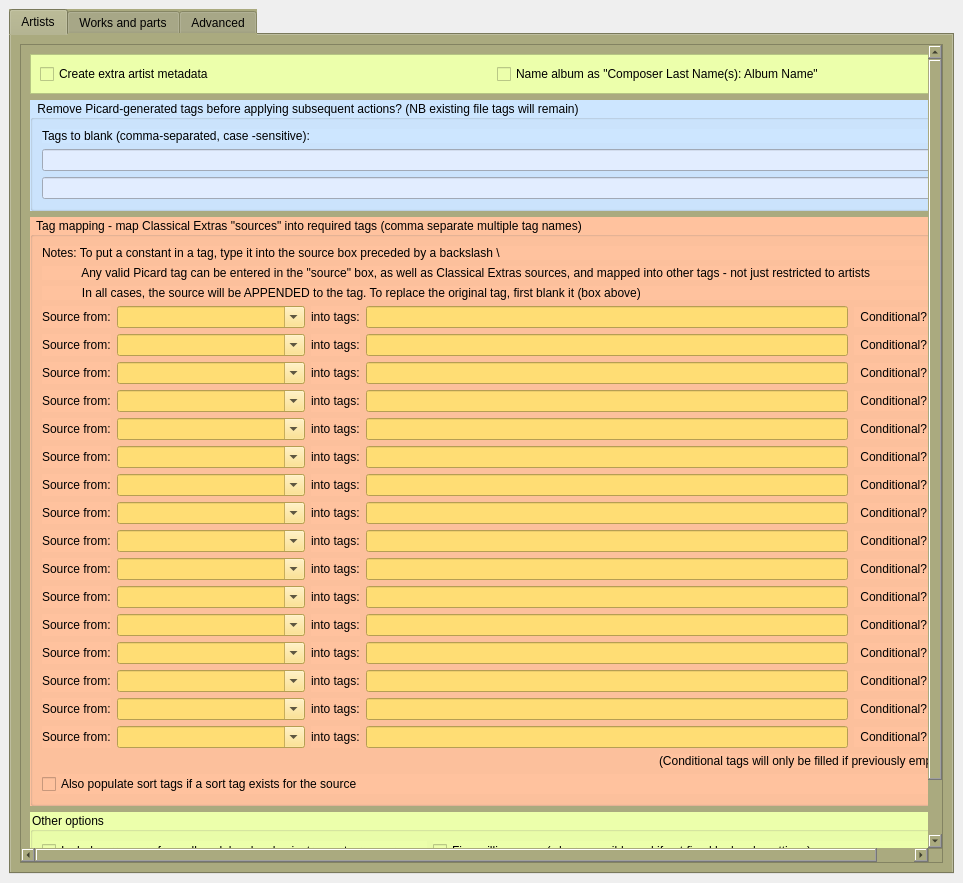
The window that plugins/classical_extras/classical_extras/options_classical_extras.ui (metabrainz/picard-plugins) describes before a commit, drawn with Qt 5.
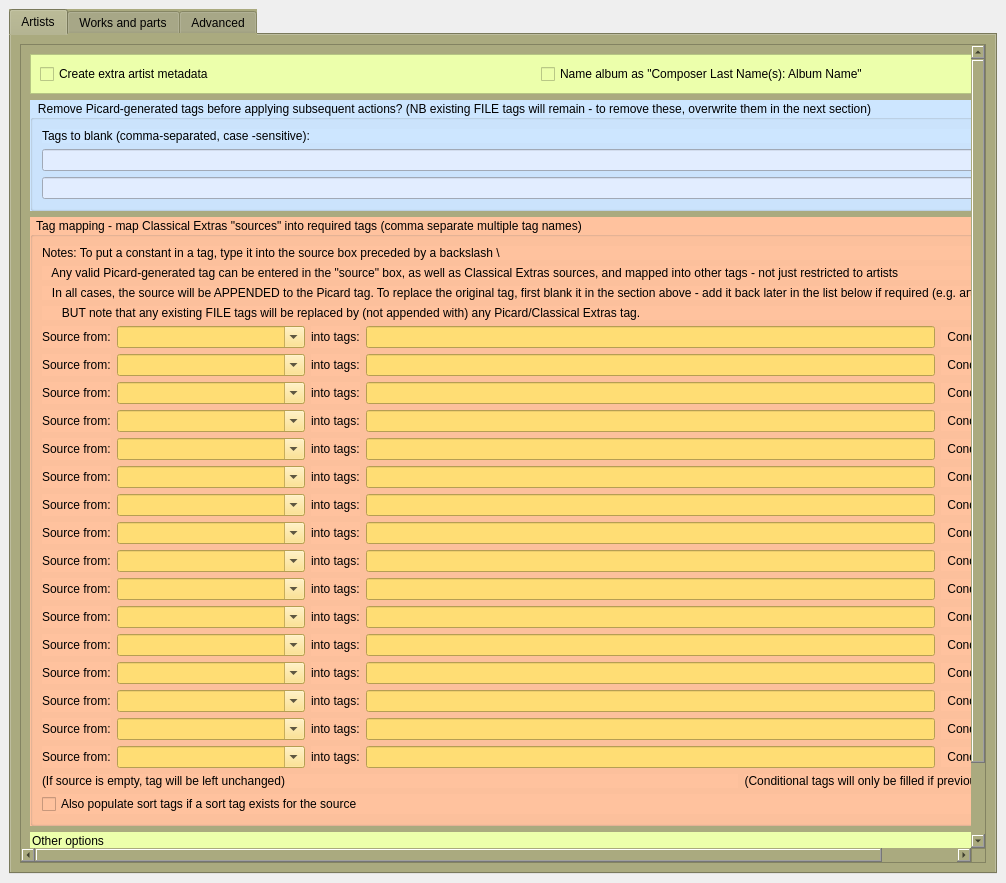
The same window after the commit. The open tabs and pages were chosen to show the change.

```diff
--- a/plugins/classical_extras/classical_extras/options_classical_extras.ui
+++ b/plugins/classical_extras/classical_extras/options_classical_extras.ui
@@ -6,7 +6,7 @@
    <rect>
     <x>0</x>
     <y>0</y>
-    <width>963</width>
+    <width>1006</width>
     <height>883</height>
    </rect>
   </property>
@@ -52,8 +52,8 @@
            <rect>
             <x>0</x>
             <y>0</y>
-            <width>919</width>
-            <height>819</height>
+            <width>945</width>
+            <height>839</height>
            </rect>
           </property>
           <property name="acceptDrops">
@@ -95,7 +95,7 @@
               <string notr="true">background-color: rgb(205, 230, 255);</string>
              </property>
              <property name="title">
-              <string>Remove Picard-generated tags before applying subsequent actions? (NB existing file tags will remain)</string>
+              <string>Remove Picard-generated tags before applying subsequent actions? (NB existing FILE tags will remain - to remove these, overwrite them in the next section)</string>
              </property>
              <layout class="QVBoxLayout" name="verticalLayout_12">
               <item>
@@ -142,14 +142,21 @@
               <item>
                <widget class="QLabel" name="label_18">
                 <property name="text">
-                 <string>            Any valid Picard tag can be entered in the &quot;source&quot; box, as well as Classical Extras sources, and mapped into other tags - not just restricted to artists</string>
+                 <string>   Any valid Picard-generated tag can be entered in the &quot;source&quot; box, as well as Classical Extras sources, and mapped into other tags - not just restricted to artists</string>
                 </property>
                </widget>
               </item>
               <item>
                <widget class="QLabel" name="label_68">
                 <property name="text">
-                 <string>            In all cases, the source will be APPENDED to the tag. To replace the original tag, first blank it (box above)</string>
+                 <string>   In all cases, the source will be APPENDED to the Picard tag. To replace the original tag, first blank it in the section above - add it back later in the list below if required (e.g. artist -&gt; artist)</string>
+                </property>
+               </widget>
+              </item>
+              <item>
+               <widget class="QLabel" name="label_43">
+                <property name="text">
+                 <string>      BUT note that any existing FILE tags will be replaced by (not appended with) any Picard/Classical Extras tag.</string>
                 </property>
                </widget>
               </item>
@@ -2090,6 +2097,36 @@
                </layout>
               </item>
               <item>
+               <layout class="QHBoxLayout" name="_38">
+                <property name="spacing">
+                 <number>6</number>
+                </property>
+                <property name="margin">
+                 <number>0</number>
+                </property>
+                <item>
+                 <widget class="QLabel" name="label_42">
+                  <property name="sizePolicy">
+                   <sizepolicy hsizetype="Fixed" vsizetype="Preferred">
+                    <horstretch>0</horstretch>
+                    <verstretch>0</verstretch>
+                   </sizepolicy>
+                  </property>
+                  <property name="layoutDirection">
+                   <enum>Qt::LeftToRight</enum>
+                  </property>
+                  <property name="lineWidth">
+                   <number>1</number>
+                  </property>
+                  <property name="text">
+                   <string>(If source is empty, tag will be left unchanged)                                                                                                                                        </string>
+                  </property>
+                  <property name="alignment">
+                   <set>Qt::AlignLeading|Qt::AlignLeft|Qt::AlignVCenter</set>
+                  </property>
+                 </widget>
+                </item>
+                <item>
                <widget class="QLabel" name="label_17">
                 <property name="sizePolicy">
                  <sizepolicy hsizetype="Fixed" vsizetype="Preferred">
@@ -2103,7 +2140,12 @@
                 <property name="text">
                  <string>(Conditional tags will only be filled if previously empty)</string>
                 </property>
-               </widget>
+                  <property name="alignment">
+                   <set>Qt::AlignRight|Qt::AlignTrailing|Qt::AlignVCenter</set>
+                  </property>
+                 </widget>
+                </item>
+               </layout>
               </item>
               <item>
                <widget class="QCheckBox" name="cea_tag_sort">
```
Left out of the diff: 2 changed lines with no effect on the pictures. Lines whose indentation alone changed are shown as unchanged.
